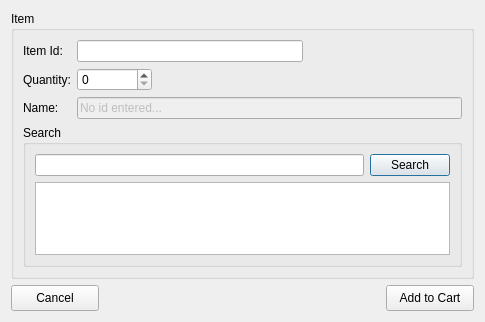
This is src/add_new_sell.ui in krivahtoo/stockmanager as Qt 5 draws it before an edit. The edited form follows.
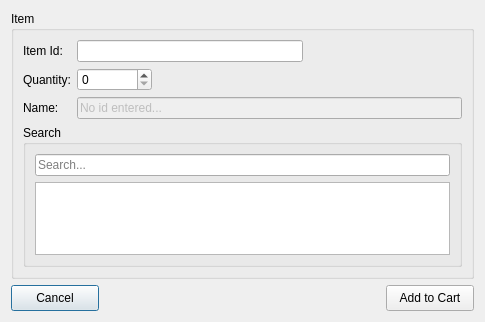
This is the edited form. Icons and pictures are not drawn.

Patch:
```diff
--- a/src/add_new_sell.ui
+++ b/src/add_new_sell.ui
@@ -84,18 +84,11 @@
         </property>
         <layout class="QVBoxLayout" name="verticalLayout">
          <item>
-          <layout class="QHBoxLayout" name="horizontalLayout_2">
-           <item>
-            <widget class="QLineEdit" name="txtSearch"/>
-           </item>
-           <item>
-            <widget class="QPushButton" name="btnSearch">
-             <property name="text">
-              <string>Search</string>
-             </property>
-            </widget>
-           </item>
-          </layout>
+          <widget class="QLineEdit" name="txtSearch">
+           <property name="placeholderText">
+            <string>Search...</string>
+           </property>
+          </widget>
          </item>
          <item>
           <widget class="QListWidget" name="lstSearch"/>
```
